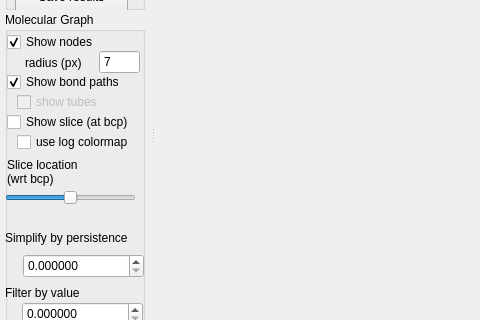
Old version of the form topoms-ui/include/TopoMSUI.ui in the repository LLNL/TopoMS; both pictures show x 0 to 480 and y 312 to 632 of the 1160 by 871 pixel window.
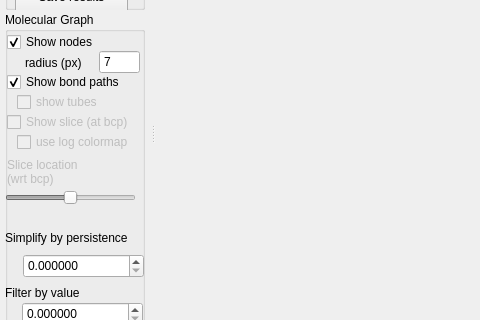
New version of the form.

The edit to the form file:
```diff
--- a/topoms-ui/include/TopoMSUI.ui
+++ b/topoms-ui/include/TopoMSUI.ui
@@ -470,7 +470,7 @@
      </widget>
      <widget class="QCheckBox" name="cb_slicelog">
       <property name="enabled">
-       <bool>true</bool>
+       <bool>false</bool>
       </property>
       <property name="geometry">
        <rect>
@@ -495,7 +495,7 @@
      </widget>
      <widget class="QCheckBox" name="cb_saddleSlice">
       <property name="enabled">
-       <bool>true</bool>
+       <bool>false</bool>
       </property>
       <property name="geometry">
        <rect>
@@ -539,13 +539,16 @@
       <property name="text">
        <string>Slice location (wrt bcp)</string>
       </property>
+      <property name="enabled">
+       <bool>false</bool>
+      </property>
       <property name="wordWrap">
        <bool>true</bool>
       </property>
      </widget>
      <widget class="QSlider" name="sslider">
       <property name="enabled">
-       <bool>true</bool>
+       <bool>false</bool>
       </property>
       <property name="geometry">
        <rect>
```
